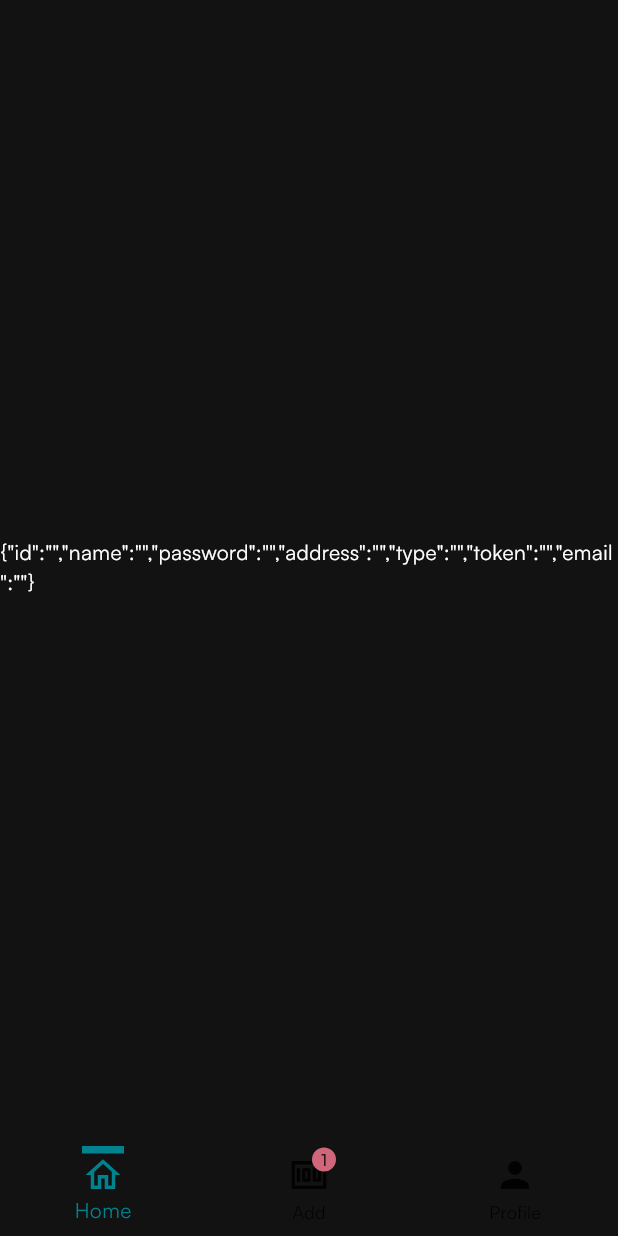
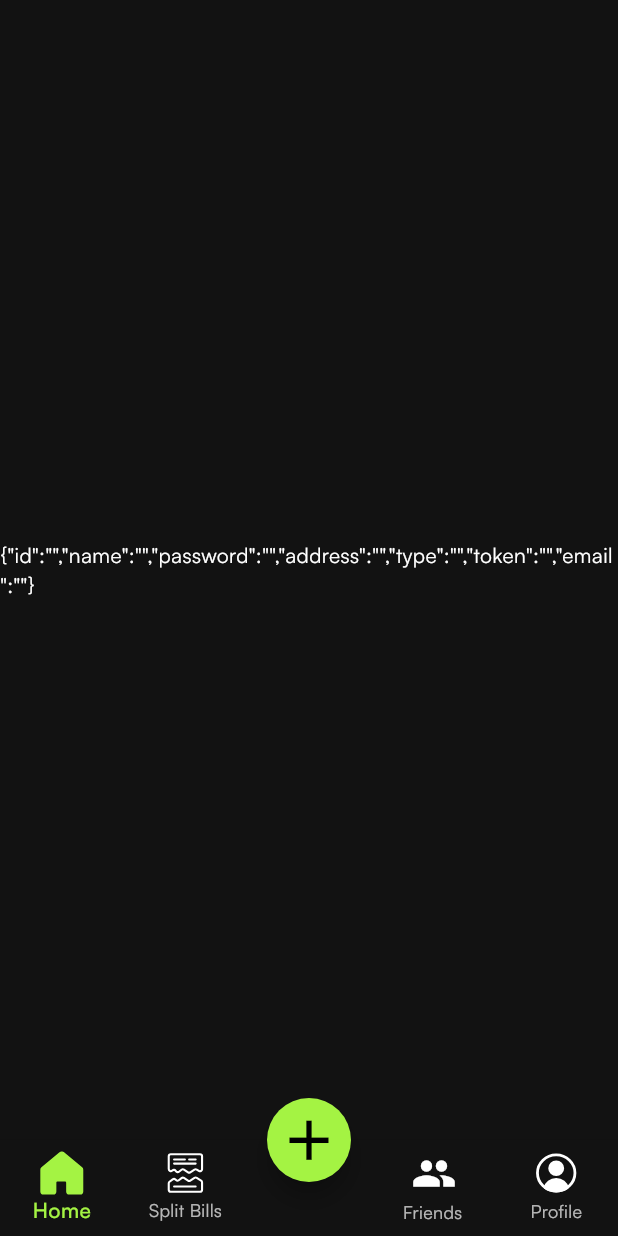
Before and after one commit to devdezzies/WorthEveryPenny, a Flutter app: the BottomBar screen opened by its route, on a phone screen of 412 x 824 dp. Run offline on Flutter 3.47's test engine with Material 3 defaults, Android fonts, the phone set to English and light mode, and no system bars; our stand-ins replace cached_network_image, flutter_svg, shared_preferences; missing offline and left inert: u_credit_card; accounts and stored records are empty; network calls fail.

Commit message:
feat: add SVG icons for navigation and user data form; update global variables and dependencies

```diff
--- a/lib/common/widgets/bottom_bar.dart
+++ b/lib/common/widgets/bottom_bar.dart
@@ -2,6 +2,7 @@ import 'package:flutter/material.dart';
 import 'package:swappp/constants/global_variables.dart';
 import 'package:swappp/features/account/screens/account_screen.dart';
 import 'package:swappp/features/home/screens/home_screen.dart';
+import 'package:flutter_svg/flutter_svg.dart';
 
 class BottomBar extends StatefulWidget {
   static const String routeName = '/actual-home';
@@ -14,12 +15,20 @@ class BottomBar extends StatefulWidget {
 class _BottomBarState extends State<BottomBar> {
   int _page = 0;
   double bottomBarWidth = 28;
-  double bottomBarBorderWidth = 5;
+  double bottomBarBorderWidth = 3;
 
   List<Widget> pages = [
     const HomeScreen(),
+    const Center(
+      child: Text("Home"),
+    ),
+    const Center(
+      child: Text("Home"),
+    ),
+    const Center(
+      child: Text("Home"),
+    ),
     const AccountScreen(),
-    const Center(child: Text("Home"),)
   ];
 
   // callback when icon tapped
@@ -33,67 +42,69 @@ class _BottomBarState extends State<BottomBar> {
   Widget build(BuildContext context) {
     return Scaffold(
         body: pages[_page],
+        floatingActionButtonLocation: FloatingActionButtonLocation.centerDocked,
+        floatingActionButton: FloatingActionButton(
+          onPressed: () {
+            setState(() {
+              _page = 2;
+            });
+          },
+          shape: const CircleBorder(),
+
+          child: const Icon(
+            Icons.add,
+            size: 45,
+          ),
+        ),
         bottomNavigationBar: BottomNavigationBar(
           currentIndex: _page,
-        selectedItemColor: GlobalVariables.selectedNavBarColor,
-        unselectedItemColor: GlobalVariables.unselectedNavBarColor,
+          selectedLabelStyle:
+              const TextStyle(color: Colors.white, fontWeight: FontWeight.w500),
+          selectedItemColor: GlobalVariables.secondaryColor,
+          type: BottomNavigationBarType.fixed,
+          showUnselectedLabels: true,
           backgroundColor: GlobalVariables.backgroundColor,
+          selectedIconTheme: const IconThemeData(
+              color: GlobalVariables.secondaryColor, size: 30),
+          unselectedIconTheme:
+              const IconThemeData(color: Colors.white, size: 30),
           onTap: updatePage,
-        iconSize: 28,
+          enableFeedback: false,
           items: [
             // HOME
             BottomNavigationBarItem(
-              icon: Container(
+                icon: SizedBox(
                   width: bottomBarWidth,
-                decoration: BoxDecoration(
-                  border: Border(
-                    top: BorderSide(
-                        color: _page == 0
-                            ? GlobalVariables.selectedNavBarColor
-                            : GlobalVariables.backgroundColor,
-                        width: bottomBarBorderWidth),
+                  child: SvgPicture.asset('assets/icons/home-vector.svg', width: 30,),
                 ),
-                ),
-                child: const Icon(Icons.home_outlined),
-              ),
+                activeIcon: SvgPicture.asset("assets/icons/home-active.svg", width: 30,),
                 label: "Home"),
             // MONEY
             BottomNavigationBarItem(
-              icon: Container(
+                icon: SizedBox(
                     width: bottomBarWidth,
-                decoration: BoxDecoration(
-                  border: Border(
-                    top: BorderSide(
-                        color: _page == 1
-                            ? GlobalVariables.selectedNavBarColor
-                            : GlobalVariables.backgroundColor,
-                        width: bottomBarBorderWidth),
-                  ),
-                ),
-                child: const Badge(
-                  label: Text("1"),
-                  child: Icon(Icons.money)
-                )
-              ),
-              label: "Add"),
+
+                    child: SvgPicture.asset('assets/icons/bill-vector.svg', width: 25,)),
+                activeIcon: SvgPicture.asset("assets/icons/bill-active.svg", width: 25,),
+                label: "Split Bills"),
+            // FAKE ITEM FOR GAP
+            const BottomNavigationBarItem(icon: SizedBox.shrink(), label: ""),
             // PROFILE
             BottomNavigationBarItem(
-              icon: Container(
+                icon: SizedBox(
                   width: bottomBarWidth,
-                decoration: BoxDecoration(
-                  border: Border(
-                    top: BorderSide(
-                        color: _page == 2
-                            ? GlobalVariables.selectedNavBarColor
-                            : GlobalVariables.backgroundColor,
-                        width: bottomBarBorderWidth),
+                  child: const Icon(Icons.people),
                 ),
+                activeIcon: const Icon(Icons.people),
+                label: "Friends"),
+            BottomNavigationBarItem(
+                icon: SizedBox(
+                  width: bottomBarWidth,
+                  child: SvgPicture.asset("assets/icons/profile.svg", width: 30),
                 ),
-                child: const Icon(Icons.person),
-              ),
+                activeIcon: SvgPicture.asset("assets/icons/profile-active.svg", width: 30),
                 label: "Profile"),
           ],
-      ),
-    );
+        ));
   }
 }
--- a/lib/constants/global_variables.dart
+++ b/lib/constants/global_variables.dart
@@ -15,39 +15,9 @@ class GlobalVariables {
   static const secondaryColor = Color.fromARGB(255, 164, 243, 67);
   static const backgroundColor = Color.fromARGB(255, 18, 18, 18);
   static const Color greyBackgroundColor = Color.fromARGB(255, 33, 33, 33);
-  static const Color darkerGreyBackgroundColor = Color.fromARGB(255, 40, 40, 40);
+  static const Color darkerGreyBackgroundColor =
+      Color.fromARGB(255, 40, 40, 40);
   static var selectedNavBarColor = Colors.cyan[800]!;
   static const unselectedNavBarColor = Colors.black87;
 
-  // STATIC IMAGES
-  static const List<String> carouselImages = [
-    'https://images-eu.ssl-images-amazon.com/images/G/31/img21/Wireless/WLA/TS/D37847648_Accessories_savingdays_Jan22_Cat_PC_1500.jpg',
-    'https://images-eu.ssl-images-amazon.com/images/G/31/img2021/Vday/bwl/English.jpg',
-    'https://images-eu.ssl-images-amazon.com/images/G/31/img22/Wireless/AdvantagePrime/BAU/14thJan/D37196025_IN_WL_AdvantageJustforPrime_Jan_Mob_ingress-banner_1242x450.jpg',
-    'https://images-na.ssl-images-amazon.com/images/G/31/Symbol/2020/00NEW/1242_450Banners/PL31_copy._CB432483346_.jpg',
-    'https://images-na.ssl-images-amazon.com/images/G/31/img21/shoes/September/SSW/pc-header._CB641971330_.jpg',
-  ];
-
-  static const List<Map<String, String>> categoryImages = [
-    {
-      'title': 'Mobiles',
-      'image': 'assets/images/mobiles.jpeg',
-    },
-    {
-      'title': 'Essentials',
-      'image': 'assets/images/essentials.jpeg',
-    },
-    {
-      'title': 'Appliances',
-      'image': 'assets/images/appliances.jpeg',
-    },
-    {
-      'title': 'Books',
-      'image': 'assets/images/books.jpeg',
-    },
-    {
-      'title': 'Fashion',
-      'image': 'assets/images/fashion.jpeg',
-    },
-  ];
 }
--- a/lib/main.dart
+++ b/lib/main.dart
@@ -36,6 +36,7 @@ class _MyAppState extends State<MyApp> {
       debugShowCheckedModeBanner: false,
       theme: ThemeData(
           scaffoldBackgroundColor: GlobalVariables.backgroundColor,
+          splashColor: Colors.transparent,
           fontFamily: 'Satoshi',
           colorScheme:
               const ColorScheme.dark(primary: GlobalVariables.secondaryColor),
```
Also changed, not shown: lib/features/account/screens/account_screen.dart (+90 -50 lines), lib/features/account/widgets/user_data_form.dart (added, +26 -0 lines), pubspec.yaml (+12 -3 lines), assets/icons/bill-active.svg (added), assets/icons/bill-vector.svg (added), assets/icons/home-active.svg (added), assets/icons/home-vector.svg (added), assets/icons/people-vector.svg (added), assets/icons/profile-active.svg (added), assets/icons/profile.svg (added), pubspec.lock, 1 other file. Lines whose indentation alone changed are shown as unchanged.
